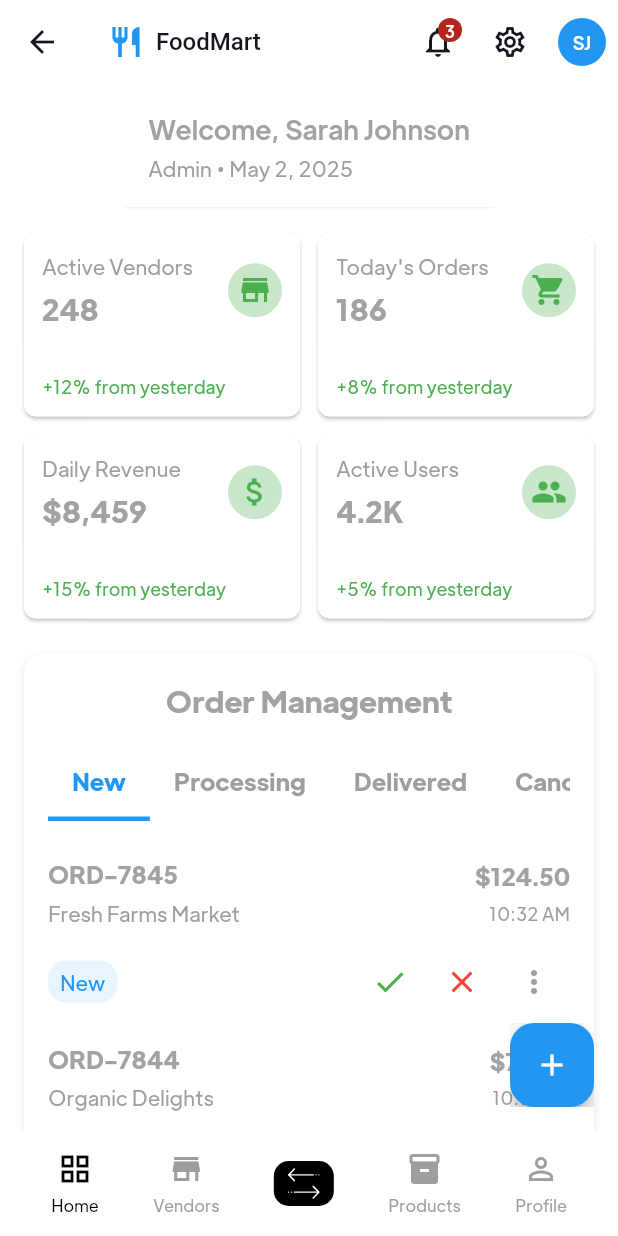
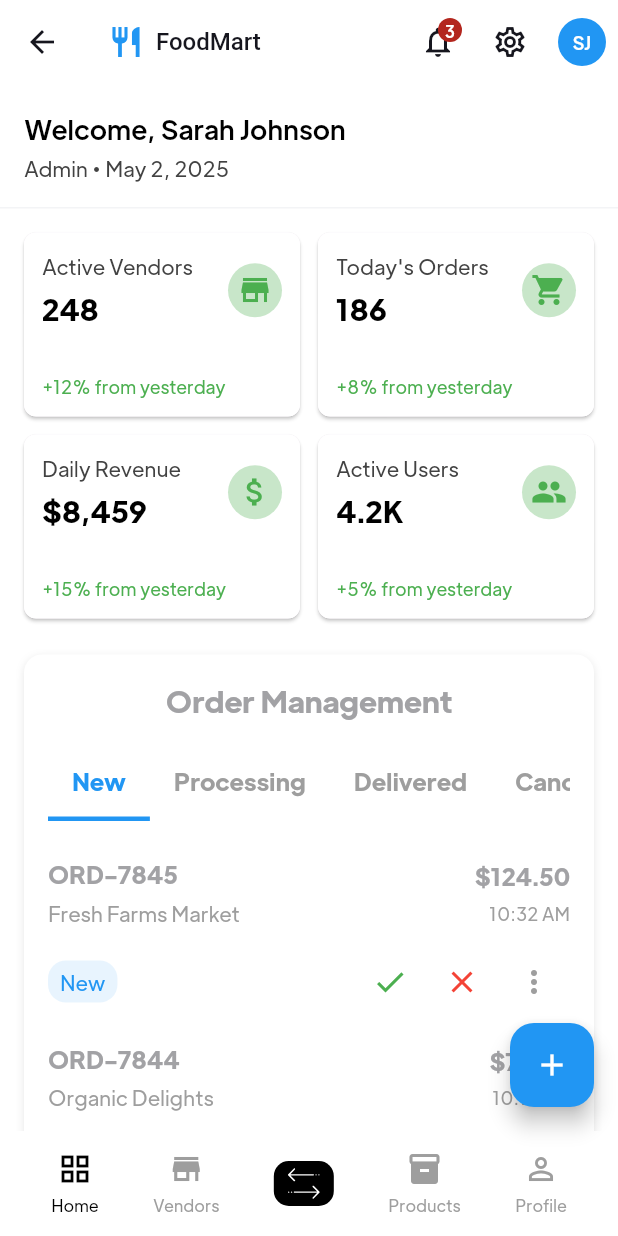
Before and after one commit to EWO-CHIKAMSO/nohunger-frontend, a Flutter app: the AdminDashboard screen opened directly, on a phone screen of 412 x 824 dp. Run offline on Flutter 3.47's test engine with Material 3 defaults, Android fonts, the phone set to English and light mode, and no system bars; our stand-ins replace cached_network_image, fl_chart, flutter_rating_bar, flutter_svg, font_awesome_flutter, page_transition and 1 more; network calls fail.

Commit message:
new commit

```diff
--- a/lib/screen/admin/admin_dasboard.dart
+++ b/lib/screen/admin/admin_dasboard.dart
@@ -18,7 +18,7 @@ class AdminDashboard extends StatefulWidget {
 class _AdminDashboardState extends State<AdminDashboard> {
   String activeTab = 'New';
   String activeSection = 'dashboard';
-  bool fabDialogVisible = true;
+  bool fabDialogVisible = false;
 
   // Admin data
   final String adminName = "Sarah Johnson";
@@ -195,23 +195,31 @@ class _AdminDashboardState extends State<AdminDashboard> {
               border: Border(
                 bottom: BorderSide(color: Color(0xFFF3F4F6), width: 1),
             ),),
-            child: Column(
+            child:Row(
               crossAxisAlignment: CrossAxisAlignment.start,
+                  mainAxisAlignment: MainAxisAlignment.start,
+              children: [
+                Column(
+                  crossAxisAlignment: CrossAxisAlignment.start,
+                  mainAxisAlignment: MainAxisAlignment.start,
                   children: [
                     Text(
                       'Welcome, $adminName',
-                  style: const TextStyle(
+                      style: TextStyle(
                         fontSize: 18,
+                        color: Colors.black,
                         fontWeight: FontWeight.w500,
                       ),
                     ),
                     const SizedBox(height: 4),
                     Text(
                       '$adminRole • May 2, 2025',
-                  style: const TextStyle(
+                      style: TextStyle(
                         fontSize: 14,
-                    color: Colors.grey,
+                        color: Colors.grey.shade800
                       ),
+                    ),
+                  ],
                 ),
               ],
             ),
@@ -281,9 +289,9 @@ class _AdminDashboardState extends State<AdminDashboard> {
                       children: [
                         Text(
                         metric['title'],
-                        style: const TextStyle(
+                        style:  TextStyle(
                           fontSize: 14,
-                          color: Colors.grey,
+                          color: Colors.grey[800],
                         ),
                         ),
                         const SizedBox(height: 4),
@@ -291,6 +299,7 @@ class _AdminDashboardState extends State<AdminDashboard> {
                         '${metric['value']}${metric['suffix'] ?? ''}',
                         style: const TextStyle(
                           fontSize: 20,
+                          color: Colors.black,
                           fontWeight: FontWeight.w600,
                         ),
                         ),
@@ -922,7 +931,7 @@ class _AdminDashboardState extends State<AdminDashboard> {
           _buildNavItem(Icons.grid_view, "Home", 'dashboard'),
           _buildNavItem(Icons.store, "Vendors", 'vendors'),
 
-            _buildBookmarkButton(),
+            _buildCenteredButton(),
           _buildNavItem(Icons.inventory, "Products", 'products'),
           _buildNavItem(Icons.person_outline, "Profile", 'more'),
         ],
@@ -971,7 +980,7 @@ Widget _buildNavItem(IconData icon, String label, String section) {
       if (fabDialogVisible)
         Positioned(
           right: 16,
-            bottom: 80,
+          bottom: 200,
           child: Material(
             elevation: 8,
             borderRadius: BorderRadius.circular(8),
@@ -983,14 +992,10 @@ Widget _buildNavItem(IconData icon, String label, String section) {
               ),
               child: Column(
                 children: [
-                    _buildFABAction(
-                        Icons.store, 'Add New Vendor', 'vendors'),
-                    _buildFABAction(
-                        Icons.list_alt, 'Create Order', 'orders'),
-                    _buildFABAction(
-                        Icons.inventory, 'Add Product', 'products'),
-                    _buildFABAction(
-                        Icons.local_offer, 'Create Promotion', 'more'),
+                  _buildFABAction(Icons.store, 'Add New Vendor', 'vendors'),
+                  _buildFABAction(Icons.list_alt, 'Create Order', 'orders'),
+                  _buildFABAction(Icons.inventory, 'Add Product', 'products'),
+                  _buildFABAction(Icons.local_offer, 'Create Promotion', 'more'),
                 ],
               ),
             ),
@@ -1000,15 +1005,15 @@ Widget _buildNavItem(IconData icon, String label, String section) {
         onPressed: () {
           setState(() {
             fabDialogVisible = !fabDialogVisible;
+            print(fabDialogVisible);
           });
         },
         backgroundColor: Colors.blue,
-          child: const Icon(Icons.add, color: Colors.white),
+        child: Icon(fabDialogVisible ? Icons.close : Icons.add, color: Colors.white),
       ),
     ],
   );
 }
-
   Widget _buildFABAction(IconData icon, String label, String section) {
     return InkWell(
       onTap: () {
@@ -1036,7 +1041,7 @@ Widget _buildNavItem(IconData icon, String label, String section) {
 
 }
 
- Widget _buildBookmarkButton() {
+ Widget _buildCenteredButton() {
     return GestureDetector(
       child: Container(
         height: 30,
```
Also changed, not shown: 4 other files. Lines whose indentation alone changed are shown as unchanged.
